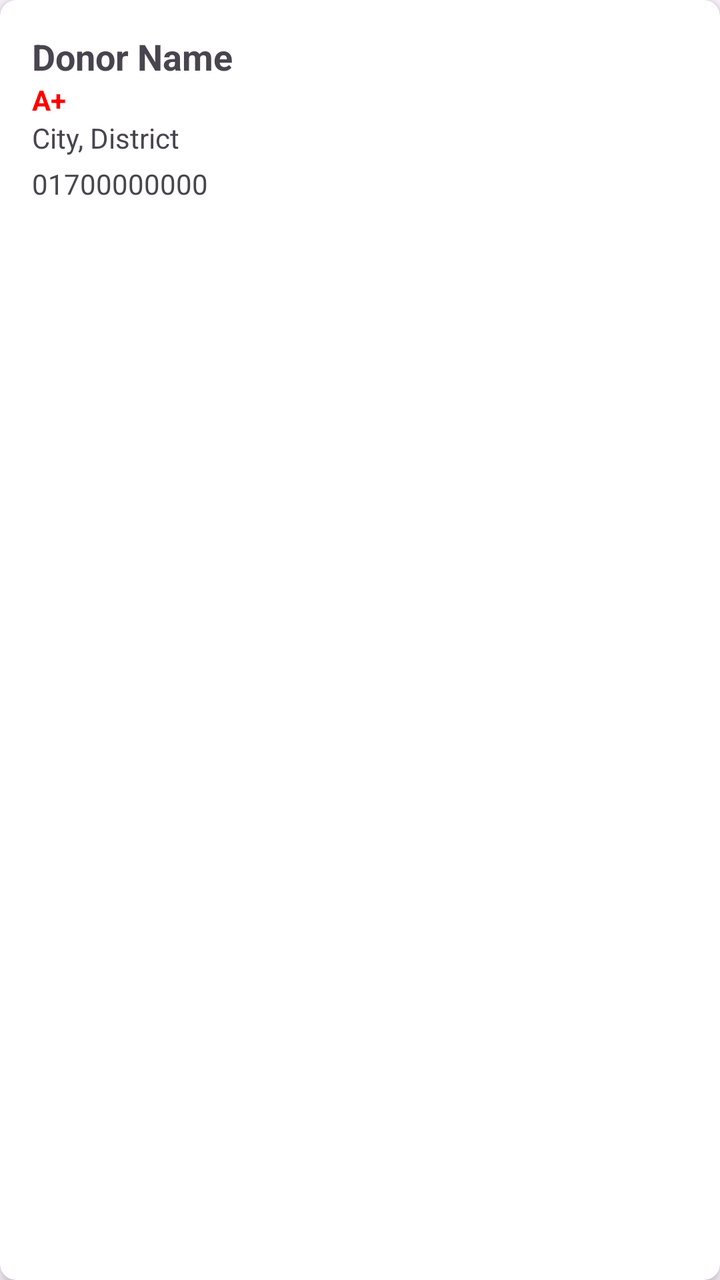
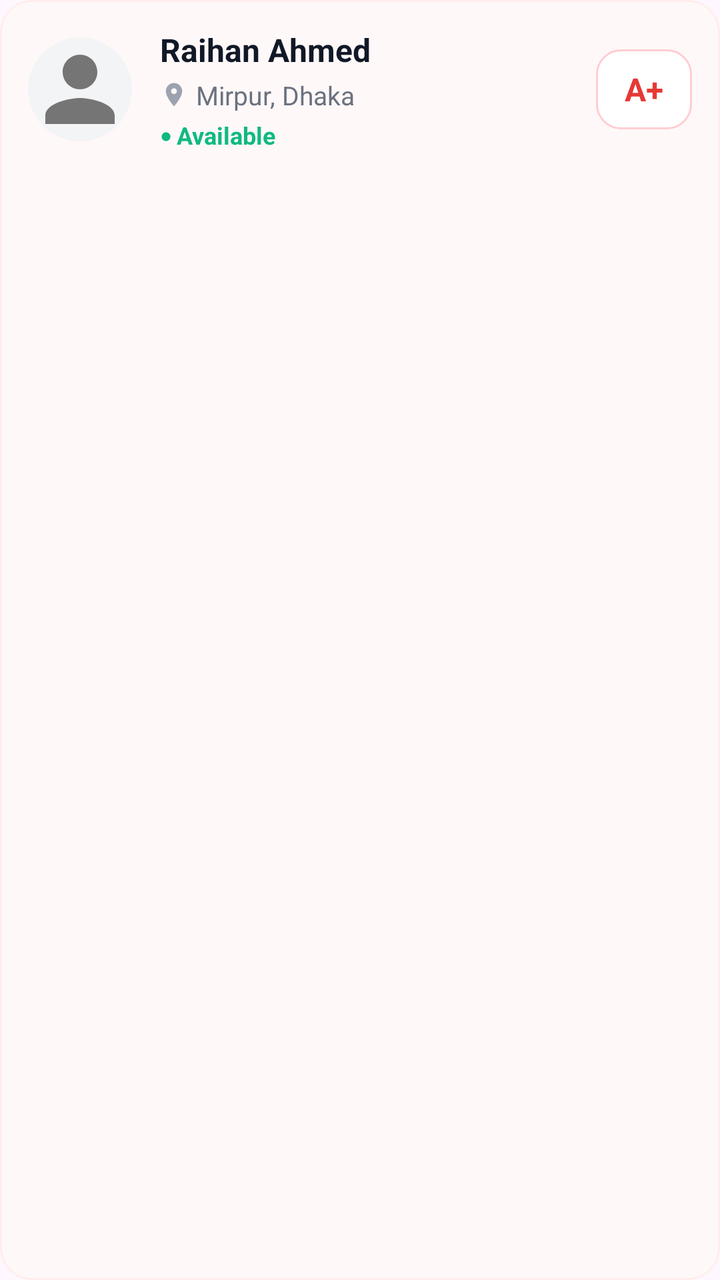

An Android layout rendered at two revisions. The XML below is the earlier revision; the diff shows what the commit changed to produce the second picture.
<!-- AndroidManifest.xml: application theme Theme.BloodBridge -->
<!-- res/layout/item_donor.xml -->
<?xml version="1.0" encoding="utf-8"?>
<androidx.cardview.widget.CardView xmlns:android="http://schemas.android.com/apk/res/android"
    xmlns:app="http://schemas.android.com/apk/res-auto"
    android:layout_width="match_parent"
    android:layout_height="wrap_content"
    android:layout_margin="8dp"
    app:cardCornerRadius="8dp"
    app:cardElevation="4dp">

    <LinearLayout
        android:layout_width="match_parent"
        android:layout_height="wrap_content"
        android:orientation="vertical"
        android:padding="16dp">

        <TextView
            android:id="@+id/tvDonorItemName"
            android:layout_width="wrap_content"
            android:layout_height="wrap_content"
            android:textSize="18sp"
            android:textStyle="bold"
            android:text="Donor Name" />

        <TextView
            android:id="@+id/tvDonorItemBlood"
            android:layout_width="wrap_content"
            android:layout_height="wrap_content"
            android:textColor="#FF0000"
            android:textStyle="bold"
            android:text="A+" />

        <TextView
            android:id="@+id/tvDonorItemLocation"
            android:layout_width="wrap_content"
            android:layout_height="wrap_content"
            android:text="City, District" />

        <TextView
            android:id="@+id/tvDonorItemPhone"
            android:layout_width="wrap_content"
            android:layout_height="wrap_content"
            android:layout_marginTop="4dp"
            android:text="01700000000" />

    </LinearLayout>

</androidx.cardview.widget.CardView>
<!-- resources referenced by this layout -->
<resources>
  <style name="Theme.BloodBridge" parent="Base.Theme.BloodBridge" />
  <style name="Base.Theme.BloodBridge" parent="Theme.Material3.DayNight.NoActionBar">
          
          
      </style>
</resources>

<!-- the commit's change to res/layout/item_donor.xml (unified diff, before → after) -->
@@ -1,47 +1,124 @@
 <?xml version="1.0" encoding="utf-8"?>
-<androidx.cardview.widget.CardView xmlns:android="http://schemas.android.com/apk/res/android"
+<com.google.android.material.card.MaterialCardView xmlns:android="http://schemas.android.com/apk/res/android"
     xmlns:app="http://schemas.android.com/apk/res-auto"
     android:layout_width="match_parent"
     android:layout_height="wrap_content"
-    android:layout_margin="8dp"
-    app:cardCornerRadius="8dp"
-    app:cardElevation="4dp">
+    android:layout_marginStart="16dp"
+    android:layout_marginEnd="16dp"
+    android:layout_marginTop="6dp"
+    android:layout_marginBottom="6dp"
+    app:cardCornerRadius="16dp"
+    app:cardElevation="0dp"
+    app:cardBackgroundColor="#FFF8F8"
+    app:strokeColor="#FFEDED"
+    app:strokeWidth="1dp">
 
-    <LinearLayout
+    <RelativeLayout
         android:layout_width="match_parent"
         android:layout_height="wrap_content"
-        android:orientation="vertical"
-        android:padding="16dp">
+        android:padding="14dp">
 
-        <TextView
-            android:id="@+id/tvDonorItemName"
-            android:layout_width="wrap_content"
+        
+        <com.google.android.material.imageview.ShapeableImageView
+            android:id="@+id/ivDonorItemAvatar"
+            android:layout_width="52dp"
+            android:layout_height="52dp"
+            android:layout_centerVertical="true"
+            android:scaleType="centerCrop"
+            android:src="@drawable/ic_person"
+            android:background="#F3F4F6"
+            app:shapeAppearanceOverlay="@style/CircleImage" />
+
+        
+        <LinearLayout
+            android:layout_width="match_parent"
             android:layout_height="wrap_content"
-            android:textSize="18sp"
-            android:textStyle="bold"
-            android:text="Donor Name" />
+            android:layout_centerVertical="true"
+            android:layout_marginStart="14dp"
+            android:layout_marginEnd="12dp"
+            android:layout_toEndOf="@id/ivDonorItemAvatar"
+            android:layout_toStartOf="@id/tvDonorItemBlood"
+            android:orientation="vertical">
 
+            
+            <TextView
+                android:id="@+id/tvDonorItemName"
+                android:layout_width="wrap_content"
+                android:layout_height="wrap_content"
+                android:ellipsize="end"
+                android:maxLines="1"
+                android:text="Raihan Ahmed"
+                android:textColor="#111827"
+                android:textSize="16sp"
+                android:textStyle="bold" />
+
+            
+            <LinearLayout
+                android:layout_width="wrap_content"
+                android:layout_height="wrap_content"
+                android:layout_marginTop="3dp"
+                android:gravity="center_vertical"
+                android:orientation="horizontal">
+
+                <ImageView
+                    android:layout_width="14dp"
+                    android:layout_height="14dp"
+                    android:src="@drawable/ic_location"
+                    app:tint="#9CA3AF" />
+
+                <TextView
+                    android:id="@+id/tvDonorItemLocation"
+                    android:layout_width="wrap_content"
+                    android:layout_height="wrap_content"
+                    android:layout_marginStart="4dp"
+                    android:ellipsize="end"
+                    android:maxLines="1"
+                    android:text="Mirpur, Dhaka"
+                    android:textColor="#6B7280"
+                    android:textSize="13sp" />
+            </LinearLayout>
+
+            
+            <LinearLayout
+                android:layout_width="wrap_content"
+                android:layout_height="wrap_content"
+                android:layout_marginTop="3dp"
+                android:gravity="center_vertical"
+                android:orientation="horizontal">
+
+                <TextView
+                    android:id="@+id/tvDonorItemStatusDot"
+                    android:layout_width="wrap_content"
+                    android:layout_height="wrap_content"
+                    android:text="● "
+                    android:textColor="#10B981"
+                    android:textSize="10sp" />
+
+                <TextView
+                    android:id="@+id/tvDonorItemStatus"
+                    android:layout_width="wrap_content"
+                    android:layout_height="wrap_content"
+                    android:text="Available"
+                    android:textColor="#10B981"
+                    android:textSize="12sp"
+                    android:textStyle="bold" />
+            </LinearLayout>
+
+        </LinearLayout>
+
+        
         <TextView
             android:id="@+id/tvDonorItemBlood"
-            android:layout_width="wrap_content"
-            android:layout_height="wrap_content"
-            android:textColor="#FF0000"
-            android:textStyle="bold"
-            android:text="A+" />
+            android:layout_width="48dp"
+            android:layout_height="40dp"
+            android:layout_alignParentEnd="true"
+            android:layout_centerVertical="true"
+            android:background="@drawable/bg_blood_group_badge"
+            android:gravity="center"
+            android:text="A+"
+            android:textColor="#E53935"
+            android:textSize="16sp"
+            android:textStyle="bold" />
 
-        <TextView
-            android:id="@+id/tvDonorItemLocation"
-            android:layout_width="wrap_content"
-            android:layout_height="wrap_content"
-            android:text="City, District" />
-
-        <TextView
-            android:id="@+id/tvDonorItemPhone"
-            android:layout_width="wrap_content"
-            android:layout_height="wrap_content"
-            android:layout_marginTop="4dp"
-            android:text="01700000000" />
-
-    </LinearLayout>
-
-</androidx.cardview.widget.CardView>
+    </RelativeLayout>
+</com.google.android.material.card.MaterialCardView>
<!-- resource entries referenced after the edit -->
@@ -1,5 +1,39 @@
 <!-- resources referenced by this layout -->
 <resources>
+  <!-- drawable bg_blood_group_badge (drawable) -->
+  <?xml version="1.0" encoding="utf-8"?>
+  <shape xmlns:android="http://schemas.android.com/apk/res/android"
+      android:shape="rectangle">
+      <solid android:color="#FFFFFF" />
+      <stroke
+          android:width="1dp"
+          android:color="#FFCDD2" />
+      <corners android:radius="12dp" />
+  </shape>
+  <!-- drawable ic_location (drawable) -->
+  <vector xmlns:android="http://schemas.android.com/apk/res/android"
+      android:width="24dp"
+      android:height="24dp"
+      android:viewportWidth="24"
+      android:viewportHeight="24">
+      <path
+          android:fillColor="#757575"
+          android:pathData="M12,2C8.13,2 5,5.13 5,9c0,5.25 7,13 7,13s7,-7.75 7,-13c0,-3.87 -3.13,-7 -7,-7zm0,9.5c-1.38,0 -2.5,-1.12 -2.5,-2.5s1.12,-2.5 2.5,-2.5 2.5,1.12 2.5,2.5 -1.12,2.5 -2.5,2.5z" />
+  </vector>
+  <!-- drawable ic_person (drawable) -->
+  <vector xmlns:android="http://schemas.android.com/apk/res/android"
+      android:width="24dp"
+      android:height="24dp"
+      android:viewportWidth="24"
+      android:viewportHeight="24">
+      <path
+          android:fillColor="#757575"
+          android:pathData="M12,12c2.21,0 4,-1.79 4,-4s-1.79,-4 -4,-4 -4,1.79 -4,4 1.79,4 4,4zm0,2c-2.67,0 -8,1.34 -8,4v2h16v-2c0,-2.66 -5.33,-4 -8,-4z" />
+  </vector>
+  <style name="CircleImage" parent="ShapeAppearance.Material3.MediumComponent">
+          <item name="cornerFamily">rounded</item>
+          <item name="cornerSize">50%</item>
+      </style>
   <style name="Theme.BloodBridge" parent="Base.Theme.BloodBridge" />
   <style name="Base.Theme.BloodBridge" parent="Theme.Material3.DayNight.NoActionBar">
           
